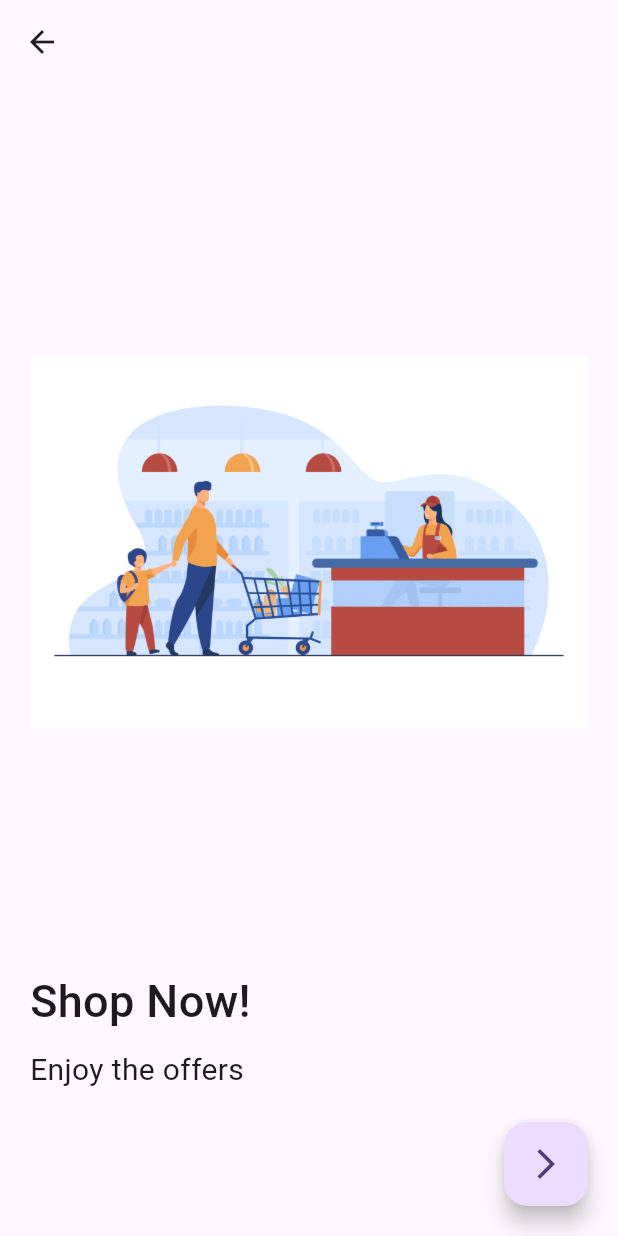
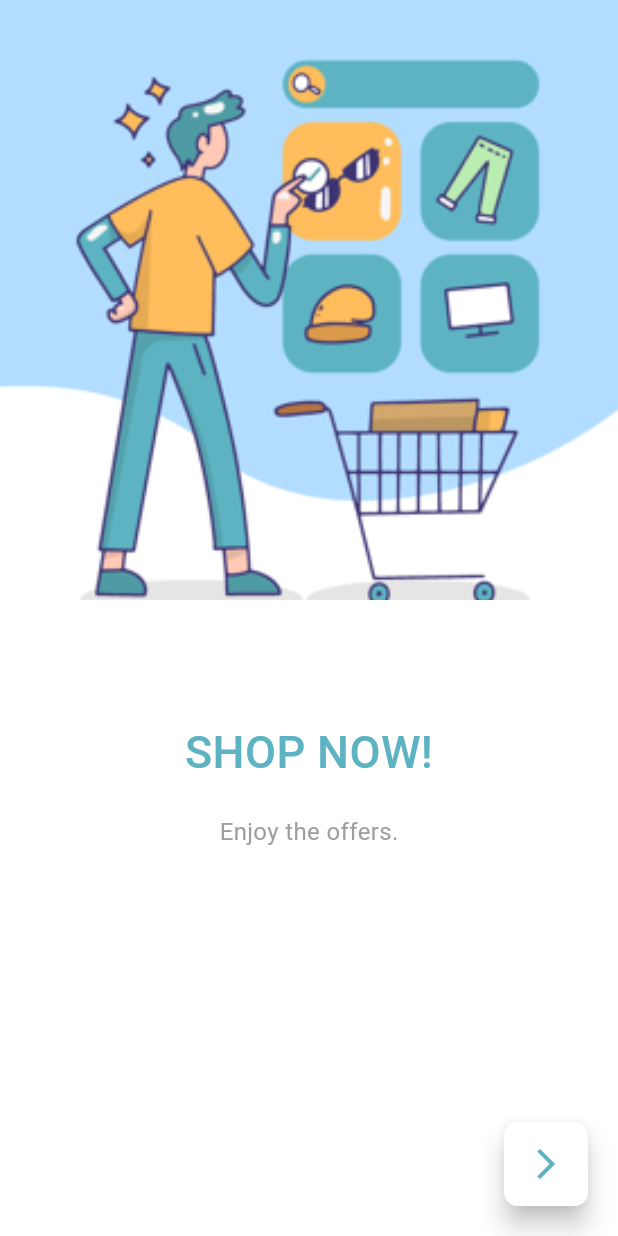
Before and after one commit to noura2tarek/E_commerce_App_Training, a Flutter app: the OnBoardingScreen screen opened directly, on a phone screen of 412 x 824 dp. Run offline on Flutter 3.47's test engine with Material 3 defaults, Android fonts, the phone set to English and light mode, and no system bars; our stand-ins replace bloc, cached_network_image, conditional_builder_null_safety, dio, flutter_bloc, fluttertoast and 3 more; accounts and stored records are empty; network calls fail.

Commit message:
Edit on boarding Screen

```diff
--- a/lib/core/managers/images.dart
+++ b/lib/core/managers/images.dart
@@ -1,6 +1,9 @@
 String baseImagePath = 'assets/images';
 
 class AppImages{
-  static String imagePath ='$baseImagePath/onboard_1.jpg';
+  static String image1Path ='$baseImagePath/board1.png';
+  static String image2Path ='$baseImagePath/board2.png';
+  static String image3Path ='$baseImagePath/board3.png';
+
   static String defaultNetworkImage = "https://developers.google.com/static/maps/documentation/streetview/images/error-image-generic.png";
 }
--- a/lib/core/managers/lists.dart
+++ b/lib/core/managers/lists.dart
@@ -1,19 +1,20 @@
 import '../../models/on_borading_model.dart';
 import 'images.dart';
+
 List<OnBoardingModel> boardingList = [
   OnBoardingModel(
     title: 'Shop Now!',
-    subtitle: 'Enjoy the offers',
-    image: AppImages.imagePath,
+    subtitle: 'Enjoy the offers.',
+    image: AppImages.image1Path,
   ),
   OnBoardingModel(
-    title: 'Shopping become easy!',
-    subtitle: "It's time to shop",
-    image: AppImages.imagePath,
+    title: 'Pay',
+    subtitle: "It's time to order.",
+    image: AppImages.image2Path,
   ),
   OnBoardingModel(
-    title: 'Get Started!',
-    subtitle: "let's start ",
-    image: AppImages.imagePath,
+    title: 'Delivery',
+    subtitle: "let's start! ",
+    image: AppImages.image3Path,
   ),
 ];
--- a/lib/core/themes/app_colors.dart
+++ b/lib/core/themes/app_colors.dart
@@ -1,7 +1,11 @@
+import 'dart:ui';
+
 import 'package:flutter/materiaL.dart';
+import 'package:hexcolor/hexcolor.dart';
 
 class AppColors{
-  static const primaryColor = Colors.deepPurple;
+  static  Color primaryColor = HexColor('#5DB3C2');
+  static var floatingActionButtonColor = HexColor('#5DB3C2');
 
 
 }
--- a/lib/core/themes/theme_data/theme_data_dark.dart
+++ b/lib/core/themes/theme_data/theme_data_dark.dart
@@ -0,0 +1,72 @@
+
+
+import 'package:e_commerce_app/core/themes/app_colors.dart';
+import 'package:flutter/materiaL.dart';
+import 'package:flutter/services.dart';
+import 'package:hexcolor/hexcolor.dart';
+
+ThemeData darkTheme = ThemeData(
+  useMaterial3: true,
+  primaryColor: AppColors.primaryColor,
+  colorScheme: ColorScheme.fromSeed(seedColor: AppColors.primaryColor),
+  dividerTheme: DividerThemeData(
+    color: Colors.grey[200],
+  ),
+  inputDecorationTheme: const InputDecorationTheme(
+    hintStyle: TextStyle(
+      color: Colors.white,
+    ),
+    labelStyle: TextStyle(
+      color: Colors.white,
+    ),
+    prefixIconColor: Colors.white,
+    fillColor: Colors.white,
+    border: OutlineInputBorder(
+      borderSide: BorderSide(
+        color: Colors.grey,
+      ),
+    ),
+
+  ),
+  scaffoldBackgroundColor: HexColor('333739'),
+
+  textTheme: const TextTheme(
+      bodySmall: TextStyle(
+        fontWeight: FontWeight.bold,
+        fontSize: 18.0,
+        color: Colors.white,
+      )
+  ),
+  appBarTheme: AppBarTheme(
+      titleTextStyle: const TextStyle(
+        color: Colors.white,
+        fontSize: 20.0,
+        fontWeight: FontWeight.bold,
+      ),
+      iconTheme: const IconThemeData(
+        color: Colors.white,
+      ),
+      backgroundColor: HexColor('333739'),
+      elevation: 0.0,
+      systemOverlayStyle: SystemUiOverlayStyle(
+        statusBarColor: HexColor('333739'),
+        statusBarIconBrightness: Brightness.light,
+      )
+  ),
+  bottomNavigationBarTheme: BottomNavigationBarThemeData(
+    backgroundColor: HexColor('333739'),
+    type: BottomNavigationBarType.fixed,
+    showUnselectedLabels: true,
+    showSelectedLabels: true,
+    elevation: 8.0,
+    selectedItemColor: AppColors.primaryColor,
+    unselectedItemColor: Colors.grey,
+  ),
+  floatingActionButtonTheme:  FloatingActionButtonThemeData(
+    backgroundColor: AppColors.floatingActionButtonColor,
+    shape: RoundedRectangleBorder(
+      borderRadius: BorderRadius.circular(9.0),
+    ),
+    elevation: 7.0,
+  ),
+);
--- a/lib/core/themes/theme_data/theme_data_light.dart
+++ b/lib/core/themes/theme_data/theme_data_light.dart
@@ -1,8 +1,31 @@
 import 'package:e_commerce_app/core/themes/app_colors.dart';
 import 'package:flutter/material.dart';
+import 'package:hexcolor/hexcolor.dart';
 
 ThemeData lightTheme = ThemeData(
-  primarySwatch: AppColors.primaryColor,
+  useMaterial3: true,
+  primaryColor: AppColors.primaryColor,
+  primarySwatch: Colors.cyan,
+  inputDecorationTheme: InputDecorationTheme(
+
+    labelStyle: TextStyle(
+      fontSize: 15.0,
+      fontWeight: FontWeight.normal,
+    ),
+  ),
+
+  textButtonTheme: TextButtonThemeData(
+    style: ButtonStyle(
+      foregroundColor: MaterialStateProperty.all(HexColor('#5DB3C2')),
+      textStyle :MaterialStateProperty.all(TextStyle(
+        color: HexColor('#5DB3C2'),
+      )),
+    ),
+  ),
+  buttonTheme: ButtonThemeData(
+    colorScheme: ColorScheme.fromSeed(seedColor: AppColors.primaryColor)
+  ),
+  colorScheme: ColorScheme.fromSeed(seedColor: AppColors.primaryColor),
   appBarTheme: const AppBarTheme(
     titleSpacing: 20.0,
     backgroundColor: Colors.white,
@@ -16,27 +39,42 @@ ThemeData lightTheme = ThemeData(
       color: Colors.black,
     ),
   ),
-  floatingActionButtonTheme: const FloatingActionButtonThemeData(
-    backgroundColor: AppColors.primaryColor,
+  floatingActionButtonTheme:  FloatingActionButtonThemeData(
+    backgroundColor: Colors.white,
+    foregroundColor: AppColors.floatingActionButtonColor,
+    shape: RoundedRectangleBorder(
+      borderRadius: BorderRadius.circular(9.0),
+    ),
+    elevation: 7.0,
   ),
-  bottomNavigationBarTheme: const BottomNavigationBarThemeData(
+  bottomNavigationBarTheme:  BottomNavigationBarThemeData(
     type: BottomNavigationBarType.fixed,
     selectedItemColor: AppColors.primaryColor,
     elevation: 20.0,
     backgroundColor: Colors.white,
   ),
-  textTheme:  const TextTheme(
-    bodyLarge: TextStyle(
-      fontWeight: FontWeight.w600,
+  textTheme:  TextTheme(
+    bodySmall: TextStyle(
+      fontSize: 13.0,
+      color: Colors.grey[600],
+    ),
+    headlineMedium: TextStyle(
+      color: Colors.black,
+      fontWeight: FontWeight.w500,
+
+    ),
+    bodyLarge: const TextStyle(
+      fontWeight: FontWeight.w500,
       fontSize: 18.0,
       color: Colors.black,
     ),
+
     titleMedium: TextStyle(
-      fontWeight: FontWeight.w600,
+      fontWeight: FontWeight.w500,
       fontSize: 14.0,
       color: Colors.black,
       height: 1.3,
     ),
   ),
-  scaffoldBackgroundColor:Colors.white,
+  scaffoldBackgroundColor: Colors.white,
 );
--- a/lib/screens/modules/home_screen.dart
+++ b/lib/screens/modules/home_screen.dart
@@ -68,7 +68,7 @@ class HomeScreen extends StatelessWidget {
               appBar: AppBar(
                 title: const Text('Products'),
               ),
-              body: const Center(
+              body:  Center(
                   child:
                       CircularProgressIndicator(color: AppColors.primaryColor)),
             );
--- a/lib/screens/modules/on_boarding_screen.dart
+++ b/lib/screens/modules/on_boarding_screen.dart
@@ -18,9 +18,7 @@ class OnBoardingScreen extends StatelessWidget {
         var boardingCubit = OnBoardingCubit.get(context);
 
         return Scaffold(
-          appBar: AppBar(),
-          body: Padding(
-            padding: const EdgeInsets.all(20.0),
+          body: SafeArea(
             child: Column(
               children: [
                 /////////******* Page view *********//////////
@@ -46,7 +44,9 @@ class OnBoardingScreen extends StatelessWidget {
                   height: 10.0,
                 ),
                 ///////******** button ********/
-                Align(
+                Padding(
+                  padding: const EdgeInsets.all(20.0),
+                  child: Align(
                     alignment: AlignmentDirectional.bottomEnd,
                     child: FloatingActionButton(
                         child: const Icon(
@@ -64,6 +64,7 @@ class OnBoardingScreen extends StatelessWidget {
                           }
                         }),
                   ),
+                ),
               ],
             ),
           ),
--- a/lib/screens/widgets/build_boarding_item.dart
+++ b/lib/screens/widgets/build_boarding_item.dart
@@ -1,25 +1,37 @@
 import 'package:flutter/material.dart';
+import 'package:hexcolor/hexcolor.dart';
 
 import '../../models/on_borading_model.dart';
 
 Widget buildOnBoardingItem(OnBoardingModel model) => Column(
-      crossAxisAlignment: CrossAxisAlignment.start,
+
+      crossAxisAlignment: CrossAxisAlignment.center,
       children: [
-        Expanded(
-          child: Image(
-            image: AssetImage(model.image),
+        Container(
+          padding: EdgeInsets.zero,
+          width: double.infinity,
+          height: 400.0,
+          decoration: BoxDecoration(
+            image: DecorationImage(
+              image: AssetImage(model.image),
+              fit: BoxFit.cover,
+
+            ),
           ),
         ),
+        const SizedBox(
+          height: 80,
+        ),
         Text(
-          model.title,
-          style: const TextStyle(fontWeight: FontWeight.w500, fontSize: 30),
+          model.title.toUpperCase(),
+          style:  TextStyle(fontWeight: FontWeight.w500, fontSize: 30.0, color:  HexColor('#5DB3C2')),
         ),
         const SizedBox(
-          height: 10,
+          height: 20,
         ),
         Text(
           model.subtitle,
-          style: const TextStyle(fontWeight: FontWeight.w400, fontSize: 20),
+          style: const TextStyle(fontSize: 16.0, color: Colors.grey),
         ),
         const SizedBox(
           height: 10,
--- a/lib/screens/widgets/build_product_item.dart
+++ b/lib/screens/widgets/build_product_item.dart
@@ -24,7 +24,7 @@ Widget buildProductItem(ProductModel product, BuildContext context) => InkWell(
                     children: [
                       Expanded(
                         child: Container(
-                          decoration: const BoxDecoration(
+                          decoration:  BoxDecoration(
                               color: AppColors.primaryColor,
                               borderRadius: BorderRadius.only(
                                   topLeft: Radius.circular(20))),
@@ -153,7 +153,7 @@ Widget buildProductItem(ProductModel product, BuildContext context) => InkWell(
                               const Spacer(),
                               Container(
                                   height: 50,
-                                  decoration: const BoxDecoration(
+                                  decoration:  BoxDecoration(
                                       color: AppColors.primaryColor,
                                       borderRadius: BorderRadius.only(
                                           topLeft: Radius.circular(20),
--- a/lib/screens/widgets/default_form_field.dart
+++ b/lib/screens/widgets/default_form_field.dart
@@ -47,7 +47,7 @@ class DefaultFormField extends StatelessWidget {
   @override
   Widget build(BuildContext context) {
     return Container(
-      height: 50.0,
+      height: 58.0,
       child: TextFormField(
         style: style,
         keyboardType: type,
```
Also changed, not shown: lib/main.dart (+25 -18 lines), lib/screens/modules/login_screen.dart (+8 -11 lines), lib/screens/modules/product_details.dart (+5 -4 lines), lib/screens/modules/register_screen.dart (+20 -19 lines), lib/screens/widgets/default_button.dart (+5 -5 lines), assets/images/board1.png (added), assets/images/board2.png (added), assets/images/board3.png (added), assets/images/onboard_1.jpg (deleted). Lines whose indentation alone changed are shown as unchanged.
